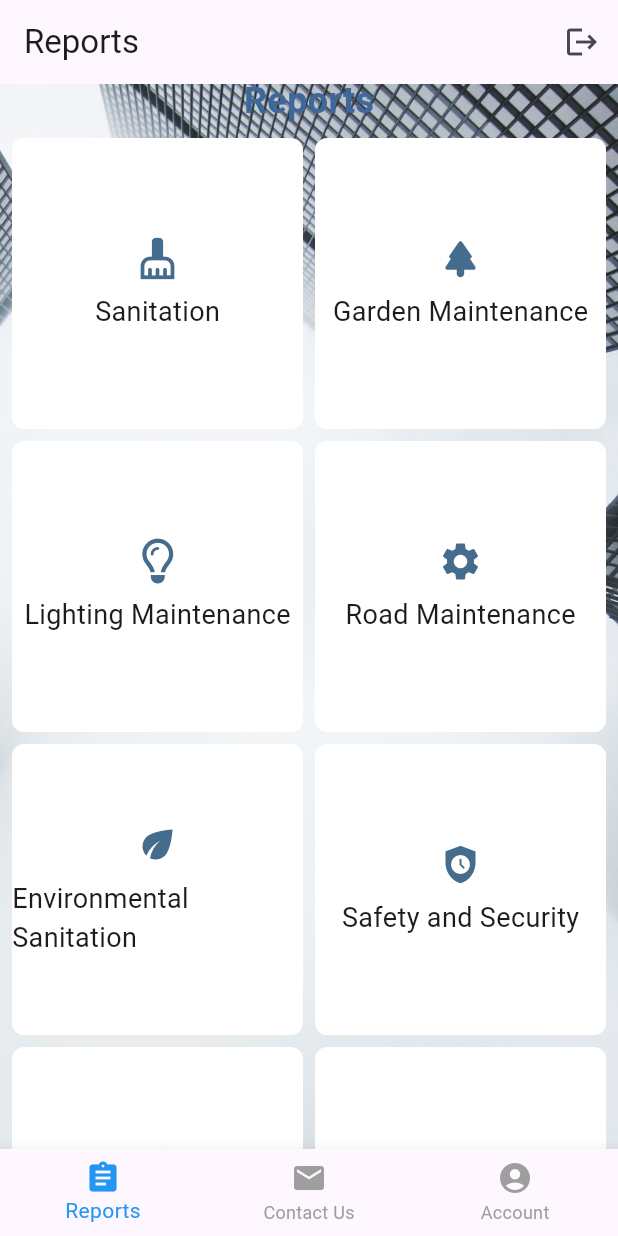
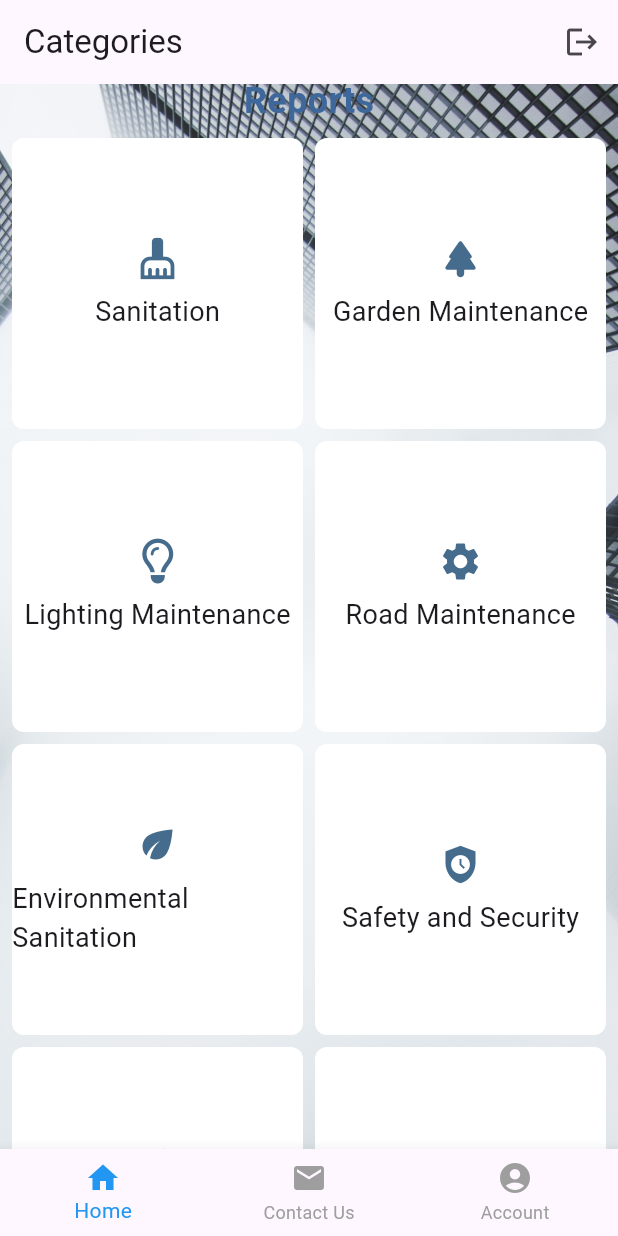
Before and after one commit to SondosAlnbary/final-project, a Flutter app: the CategoryScreen screen opened directly, on a phone screen of 412 x 824 dp. Run offline on Flutter 3.47's test engine with Material 3 defaults, Android fonts, the phone set to English and light mode, and no system bars; our stand-ins replace cloud_firestore, firebase_auth, firebase_core, font_awesome_flutter; accounts and stored records are empty.

Commit message:
removing black defult arrow

```diff
--- a/lib/screens/category_screen.dart
+++ b/lib/screens/category_screen.dart
@@ -15,6 +15,7 @@ import 'Sanitation.dart';
 class CategoryScreen extends StatelessWidget {
   const CategoryScreen({Key? key});
 
+
   @override
   Widget build(BuildContext context) {
     List<CategoryInfo> categories = [
@@ -31,7 +32,7 @@ class CategoryScreen extends StatelessWidget {
     return Scaffold(
       extendBodyBehindAppBar: true,
       appBar: AppBar(
-        title: Text('Reports'),
+        title: Text('Categories'),
         automaticallyImplyLeading: false,
         actions: [
           IconButton(
@@ -45,7 +46,10 @@ class CategoryScreen extends StatelessWidget {
           ),
         ],
       ),
-      body: Stack(
+
+
+      body:
+      Stack(
         children: [
           Image.asset(
             'assets/images/noeye.png',
@@ -91,8 +95,8 @@ class CategoryScreen extends StatelessWidget {
       bottomNavigationBar: BottomNavigationBar(
         items: [
           BottomNavigationBarItem(
-            icon: Icon(Icons.assignment),
-            label: 'Reports',
+            icon: Icon(Icons.home),
+            label: 'Home',
           ),
           BottomNavigationBarItem(
             icon: Icon(Icons.mail),
--- a/lib/screens/reportlist.dart
+++ b/lib/screens/reportlist.dart
@@ -18,6 +18,7 @@ class _ReportListScreenState extends State<ReportListScreen> {
   Widget build(BuildContext context) {
     return Scaffold(
       appBar: AppBar(
+        automaticallyImplyLeading: false,
         title: Text('Report List'),
         actions: [
           IconButton(
```
